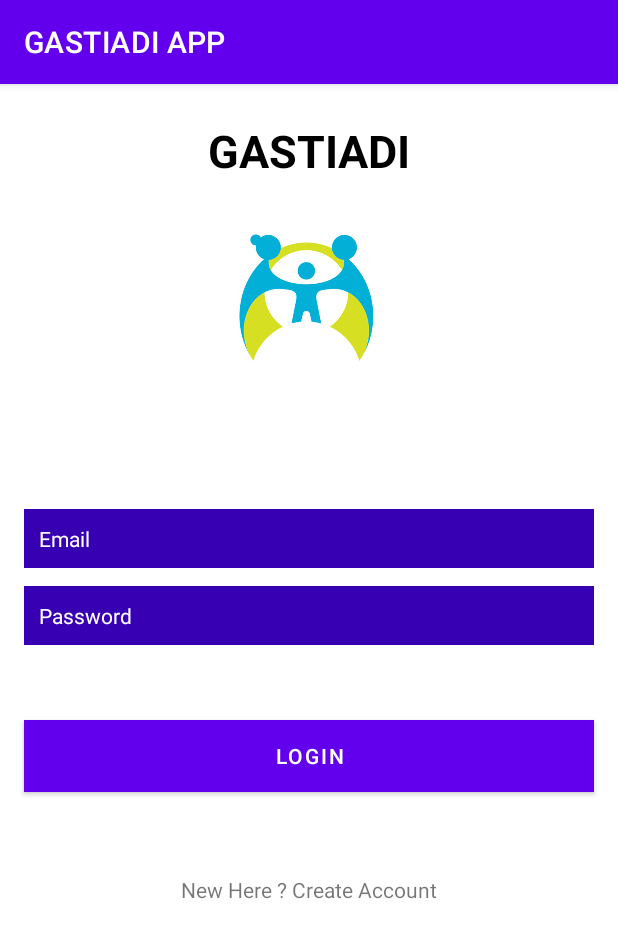
After one commit to irfanazizalamin/GASTIADI-APP, an Android app: the Login screen opened directly, with no data from a screen before it, on a phone screen of 412 x 824 dp. The commit adds this screen. Shown: the top 938 px of the screen. Run offline under Robolectric (Android 15) with nearby library versions, the phone set to English and light mode, and no system bars; our stand-ins replace Firebase (no records; nobody signed in at launch, a user with empty details on screens opened directly).

Commit message:
Menambahkan gambar dashboard Menambahkan Teks judul Menambahkan Teks Deskripsi Membuat Login Membuat Register

```diff
--- a/app/build.gradle
+++ b/app/build.gradle
@@ -35,6 +35,8 @@ dependencies {
     implementation 'androidx.constraintlayout:constraintlayout:2.0.4'
     implementation 'androidx.legacy:legacy-support-v4:1.0.0'
     testImplementation 'junit:junit:4.+'
+    implementation fileTree(dir: "libs", include: ["*.jar"])
+    implementation 'com.google.firebase:firebase-auth:20.0.2'
     androidTestImplementation 'androidx.test.ext:junit:1.1.2'
     androidTestImplementation 'androidx.test.espresso:espresso-core:3.3.0'
 
--- /dev/null
+++ b/app/src/main/java/com/dicoding/picodiploma/gastiadiapp/ui/profile/Login.java
@@ -0,0 +1,89 @@
+package com.dicoding.picodiploma.gastiadiapp.ui.profile;
+
+import androidx.annotation.NonNull;
+import androidx.appcompat.app.AppCompatActivity;
+
+import android.content.Intent;
+import android.os.Bundle;
+import android.text.TextUtils;
+import android.view.View;
+import android.widget.Button;
+import android.widget.EditText;
+import android.widget.ProgressBar;
+import android.widget.TextView;
+import android.widget.Toast;
+
+import com.dicoding.picodiploma.gastiadiapp.MainActivity;
+import com.dicoding.picodiploma.gastiadiapp.R;
+import com.google.android.gms.tasks.OnCompleteListener;
+import com.google.android.gms.tasks.Task;
+import com.google.firebase.auth.AuthResult;
+import com.google.firebase.auth.FirebaseAuth;
+
+public class Login extends AppCompatActivity {
+
+    EditText Email,Password;
+    Button eLogin;
+    TextView Create;
+    FirebaseAuth mAuth;
+    ProgressBar progressBar;
+
+    @Override
+    protected void onCreate(Bundle savedInstanceState) {
+        super.onCreate(savedInstanceState);
+        setContentView(R.layout.activity_login);
+
+        Email = findViewById(R.id.Email);
+        Password = findViewById(R.id.Password);
+        progressBar = findViewById(R.id.progressBar3);
+        eLogin = findViewById(R.id.btnLogin);
+        Create = findViewById(R.id.txtCreateACC);
+        mAuth = FirebaseAuth.getInstance();
+
+        eLogin.setOnClickListener(new View.OnClickListener() {
+            @Override
+            public void onClick(View view) {
+
+                String email = Email.getText().toString().trim();
+                String password = Password.getText().toString().trim();
+
+                if(TextUtils.isEmpty(email)){
+                    Email.setError("Email is Required");
+                    return;
+                }
+                if(TextUtils.isEmpty(password)){
+                    Password.setError("Password is Required");
+                    return;
+                }
+                if(password.length() < 6){
+                    Password.setError("Password Must be >= 6 Characters");
+                    return;
+                }
+
+                progressBar.setVisibility(View.VISIBLE);
+
+                // authenticate the user
+
+                mAuth.signInWithEmailAndPassword(email,password).addOnCompleteListener(new OnCompleteListener<AuthResult>() {
+                    @Override
+                    public void onComplete(@NonNull Task<AuthResult> task) {
+                        if(task.isSuccessful()){
+                            Toast.makeText(Login.this,"Logged is Successfully.", Toast.LENGTH_SHORT).show();
+                            startActivity(new Intent(getApplicationContext(), MainActivity.class));
+                        }else {
+                            Toast.makeText(Login.this, "Error ! " + task.getException().getMessage(), Toast.LENGTH_SHORT).show();
+                            progressBar.setVisibility(View.GONE);
+                        }
+                    }
+                });
+
+            }
+        });
+        Create.setOnClickListener(new View.OnClickListener() {
+            @Override
+            public void onClick(View view) {
+                startActivity(new Intent(getApplicationContext(),Register.class));
+            }
+        });
+    }
+}
--- /dev/null
+++ b/app/src/main/res/layout/activity_login.xml
@@ -0,0 +1,119 @@
+<?xml version="1.0" encoding="utf-8"?>
+<androidx.constraintlayout.widget.ConstraintLayout xmlns:android="http://schemas.android.com/apk/res/android"
+    xmlns:app="http://schemas.android.com/apk/res-auto"
+    xmlns:tools="http://schemas.android.com/tools"
+    android:layout_width="match_parent"
+    android:layout_height="match_parent"
+    tools:context=".ui.profile.Login">
+
+    <TextView
+        android:id="@+id/textView"
+        android:layout_width="wrap_content"
+        android:layout_height="wrap_content"
+        android:layout_marginStart="24dp"
+        android:layout_marginTop="24dp"
+        android:layout_marginEnd="24dp"
+        android:text="GASTIADI"
+        android:textColor="@android:color/widget_edittext_dark"
+        android:textSize="30sp"
+        android:textStyle="bold"
+        app:layout_constraintEnd_toEndOf="parent"
+        app:layout_constraintStart_toStartOf="parent"
+        app:layout_constraintTop_toTopOf="parent" />
+
+    <ImageView
+        android:id="@+id/imageView"
+        android:layout_width="wrap_content"
+        android:layout_height="100dp"
+        android:layout_marginTop="92dp"
+        app:layout_constraintEnd_toEndOf="@+id/textView"
+        app:layout_constraintHorizontal_bias="0.51"
+        app:layout_constraintStart_toStartOf="@+id/textView"
+        app:layout_constraintTop_toTopOf="parent"
+        app:srcCompat="@drawable/background" />
+
+    <EditText
+        android:id="@+id/Email"
+        android:layout_width="0dp"
+        android:layout_height="wrap_content"
+        android:layout_marginStart="16dp"
+        android:layout_marginLeft="16dp"
+        android:layout_marginEnd="16dp"
+        android:layout_marginRight="16dp"
+        android:background="@color/colorPrimaryDark"
+        android:ems="10"
+        android:inputType="textEmailAddress"
+        android:padding="10dp"
+        android:hint="Email"
+        android:textColorHint="@color/colorWhite"
+        android:textColor="@color/colorWhite"
+        android:textSize="14sp"
+        app:layout_constraintBottom_toBottomOf="parent"
+        app:layout_constraintEnd_toEndOf="parent"
+        app:layout_constraintStart_toStartOf="parent"
+        app:layout_constraintTop_toBottomOf="@+id/imageView"
+        app:layout_constraintVertical_bias="0.17000002" />
+
+    <EditText
+        android:id="@+id/Password"
+        android:layout_width="0dp"
+        android:layout_height="wrap_content"
+        android:layout_marginStart="16dp"
+        android:layout_marginLeft="16dp"
+        android:layout_marginEnd="16dp"
+        android:layout_marginRight="16dp"
+        android:background="@color/colorPrimaryDark"
+        android:ems="10"
+        android:inputType="textPassword"
+        android:padding="10dp"
+        android:hint="Password"
+        android:textColorHint="@color/colorWhite"
+        android:textColor="@color/colorWhite"
+        android:textSize="14sp"
+        app:layout_constraintBottom_toBottomOf="parent"
+        app:layout_constraintEnd_toEndOf="parent"
+        app:layout_constraintStart_toStartOf="parent"
+        app:layout_constraintTop_toBottomOf="@+id/Email"
+        app:layout_constraintVertical_bias="0.029999971" />
+
+    <Button
+        android:id="@+id/btnLogin"
+        android:layout_width="0dp"
+        android:layout_height="wrap_content"
+        android:layout_marginStart="16dp"
+        android:layout_marginLeft="16dp"
+        android:layout_marginTop="24dp"
+        android:layout_marginEnd="16dp"
+        android:layout_marginRight="16dp"
+        android:background="@color/colorWhite"
+        android:text="LOGIN"
+        app:layout_constraintBottom_toBottomOf="parent"
+        app:layout_constraintEnd_toEndOf="parent"
+        app:layout_constraintStart_toStartOf="parent"
+        app:layout_constraintTop_toBottomOf="@+id/Password"
+        app:layout_constraintVertical_bias="0.07999998" />
+
+    <TextView
+        android:id="@+id/txtCreateACC"
+        android:layout_width="wrap_content"
+        android:layout_height="wrap_content"
+        android:text="New Here ? Create Account"
+        app:layout_constraintBottom_toBottomOf="parent"
+        app:layout_constraintEnd_toEndOf="parent"
+        app:layout_constraintStart_toStartOf="parent"
+        app:layout_constraintTop_toBottomOf="@+id/btnLogin"
+        app:layout_constraintVertical_bias="0.19999999" />
+
+    <ProgressBar
+        android:id="@+id/progressBar3"
+        style="?android:attr/progressBarStyle"
+        android:layout_width="wrap_content"
+        android:layout_height="wrap_content"
+        android:visibility="invisible"
+        app:layout_constraintBottom_toBottomOf="parent"
+        app:layout_constraintEnd_toEndOf="parent"
+        app:layout_constraintStart_toStartOf="parent"
+        app:layout_constraintTop_toBottomOf="@+id/txtCreateACC"
+        app:layout_constraintVertical_bias="0.19999999" />
+
+</androidx.constraintlayout.widget.ConstraintLayout>
--- a/app/src/main/res/values/colors.xml
+++ b/app/src/main/res/values/colors.xml
@@ -8,4 +8,8 @@
     <color name="black">#FF000000</color>
     <color name="white">#FFFFFFFF</color>
     <color name="blue">#185adb</color>
+    <color name="colorPrimary">#6200EE</color>
+    <color name="colorWhite">#FFFFFF</color>
+    <color name="colorPrimaryDark">#3700B3</color>
+    <color name="colorAccent">#03DAC5</color>
 </resources>
```
Also changed, not shown: app/src/main/AndroidManifest.xml (+9 -0 lines), app/src/main/java/com/dicoding/picodiploma/gastiadiapp/MainActivity.java (+10 -0 lines), app/src/main/java/com/dicoding/picodiploma/gastiadiapp/ui/dashboard/DashboardFragment.java (+12 -0 lines), app/src/main/java/com/dicoding/picodiploma/gastiadiapp/ui/profile/Register.java (added, +95 -0 lines), app/src/main/res/layout/activity_register.xml (added, +180 -0 lines), app/src/main/res/layout/fragment_dashboard.xml (+10 -0 lines), app/src/main/res/drawable/background.png (added).
